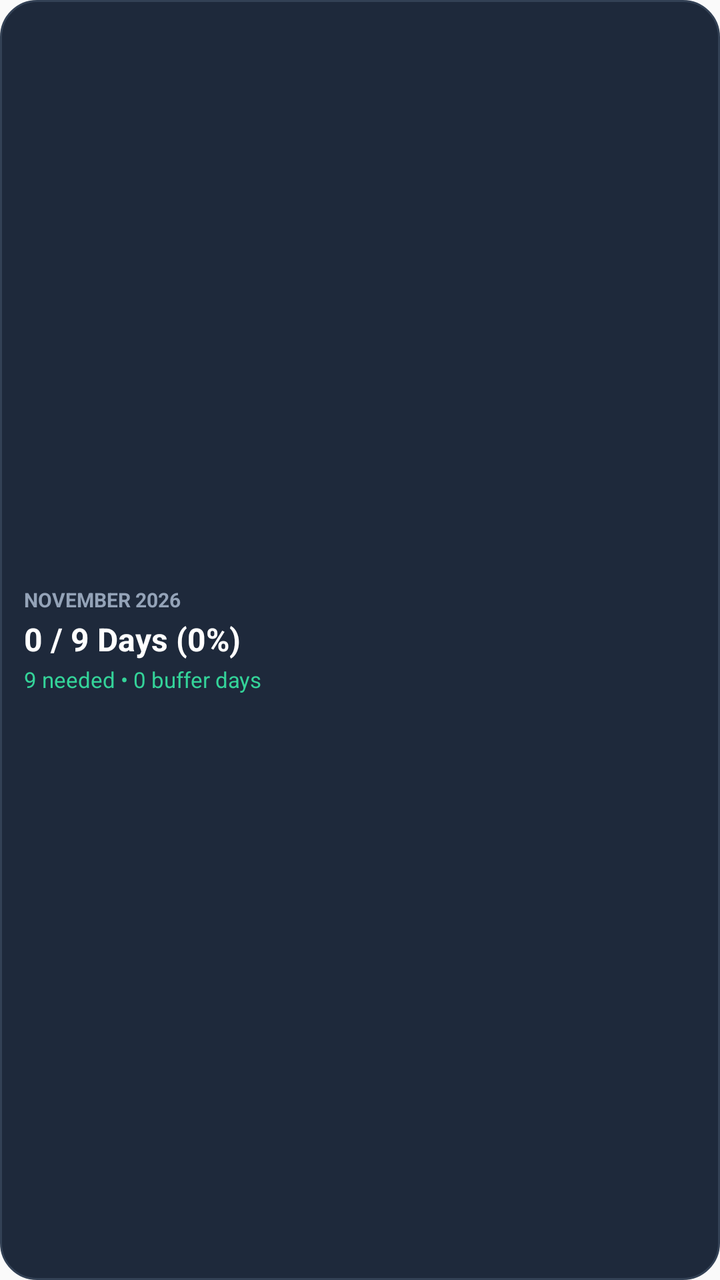
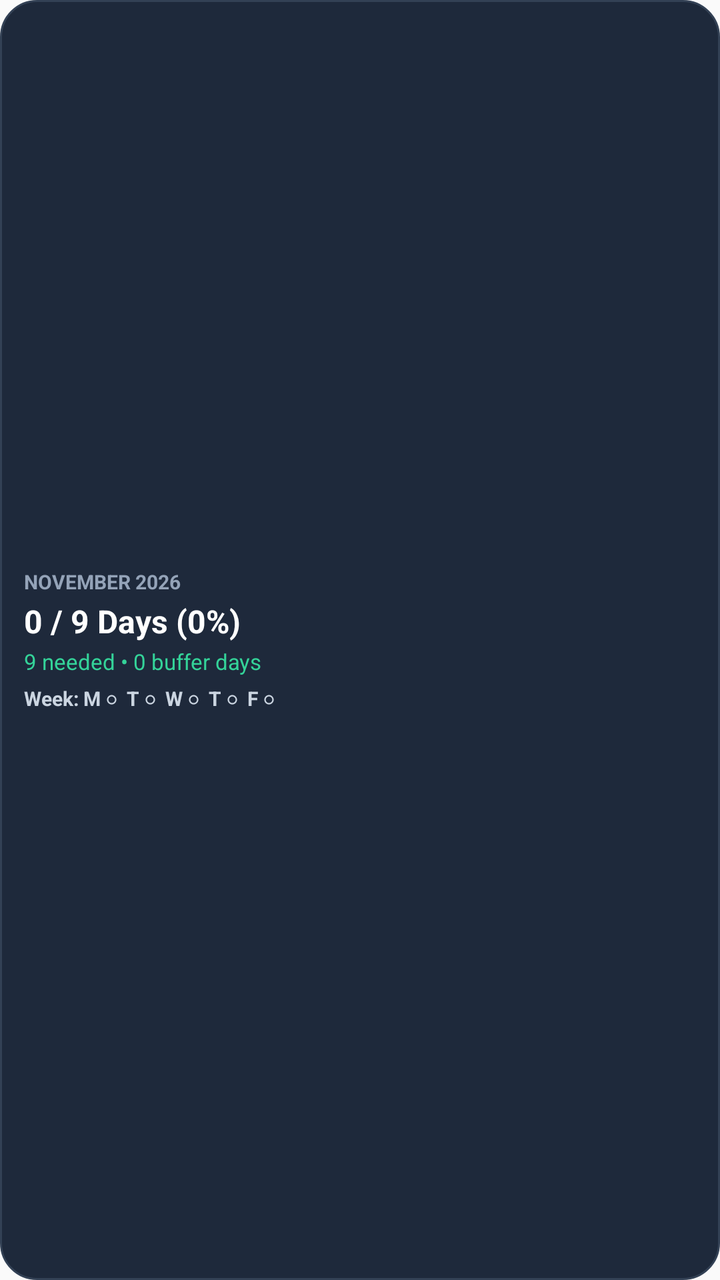

Before-and-after screenshots of an Android layout around one commit, followed by the original layout XML and the change that was made.
<!-- AndroidManifest.xml: application theme Theme.AppCompat.DayNight.NoActionBar -->
<!-- res/layout/widget_wfo.xml -->
<?xml version="1.0" encoding="utf-8"?>
<LinearLayout xmlns:android="http://schemas.android.com/apk/res/android"
    android:id="@+id/widget_root"
    android:layout_width="match_parent"
    android:layout_height="match_parent"
    android:background="@drawable/widget_bg"
    android:gravity="center_vertical"
    android:orientation="horizontal"
    android:padding="12dp">

    <LinearLayout
        android:layout_width="0dp"
        android:layout_height="wrap_content"
        android:layout_weight="1"
        android:orientation="vertical">

        <TextView
            android:id="@+id/widget_month"
            android:layout_width="match_parent"
            android:layout_height="wrap_content"
            android:text="NOVEMBER 2026"
            android:textColor="#94A3B8"
            android:textSize="10sp"
            android:textStyle="bold" />

        <TextView
            android:id="@+id/widget_count"
            android:layout_width="match_parent"
            android:layout_height="wrap_content"
            android:layout_marginTop="2dp"
            android:text="0 / 9 Days (0%)"
            android:textColor="#FFFFFF"
            android:textSize="16sp"
            android:textStyle="bold" />

        <TextView
            android:id="@+id/widget_status"
            android:layout_width="match_parent"
            android:layout_height="wrap_content"
            android:layout_marginTop="2dp"
            android:text="9 needed • 0 buffer days"
            android:textColor="#34D399"
            android:textSize="11sp" />

    </LinearLayout>

    <TextView
        android:id="@+id/widget_quick_log"
        android:layout_width="wrap_content"
        android:layout_height="wrap_content"
        android:layout_marginStart="8dp"
        android:background="#4F46E5"
        android:paddingStart="10dp"
        android:paddingTop="8dp"
        android:paddingEnd="10dp"
        android:paddingBottom="8dp"
        android:text="+ Log"
        android:textColor="#FFFFFF"
        android:textSize="11sp"
        android:textStyle="bold"
        android:visibility="gone" />

</LinearLayout>
<!-- resources referenced by this layout -->
<resources>
  <!-- drawable widget_bg (drawable) -->
  <?xml version="1.0" encoding="utf-8"?>
  <shape xmlns:android="http://schemas.android.com/apk/res/android"
      android:shape="rectangle">
      <solid android:color="#1E293B" />
      <corners android:radius="18dp" />
      <stroke
          android:width="1dp"
          android:color="#334155" />
  </shape>
</resources>

<!-- the commit's change to res/layout/widget_wfo.xml (unified diff, before → after) -->
@@ -42,6 +42,16 @@
             android:textColor="#34D399"
             android:textSize="11sp" />
 
+        <TextView
+            android:id="@+id/widget_week_strip"
+            android:layout_width="match_parent"
+            android:layout_height="wrap_content"
+            android:layout_marginTop="4dp"
+            android:text="Week: M ○  T ○  W ○  T ○  F ○"
+            android:textColor="#CBD5E1"
+            android:textSize="10sp"
+            android:textStyle="bold" />
+
     </LinearLayout>
 
     <TextView
